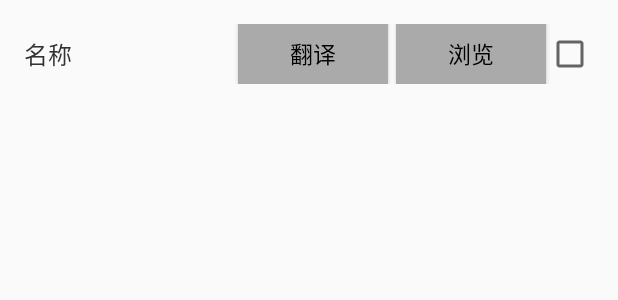
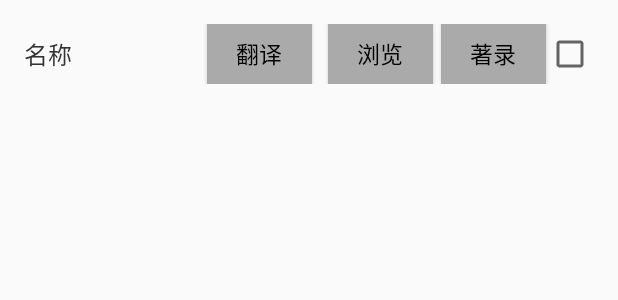
Before and after one commit to z14527/buyingcao, an Android app: the layout listview_item.xml on its own in the app's theme, with its tools: preview values and no code run, on a phone screen of 412 x 824 dp. Shown: the top 300 px of the screen. Run offline under Robolectric (Android 15) with nearby library versions, the phone set to English and light mode, and no system bars.

Commit message:
2019/07/24 16:49:42.2

```diff
--- a/app/src/main/java/com/gyg/buyingcao/CaseFragment.java
+++ b/app/src/main/java/com/gyg/buyingcao/CaseFragment.java
@@ -114,7 +114,7 @@ public class CaseFragment extends Fragment {
         btnOK.setOnClickListener(new View.OnClickListener() {
             @Override
             public void onClick(View view) {
-                strCaseNum = numEText.getText().toString().replaceAll(" |[^0-9]","");
+                strCaseNum = numEText.getText().toString().replaceAll(" |[^0-9X]","");
                 if(strCaseNum.length()<3){
                     Toast.makeText(getActivity(),"申请号格式不对", Toast.LENGTH_LONG).show();
                     return;
@@ -191,7 +191,7 @@ public class CaseFragment extends Fragment {
                             }
                         });
                 } else {
-                    builder.setMessage("无历史数据案例选择");
+                    builder.setMessage("无历史数据案例");
                 }
                 AlertDialog dialog = builder.create();  //创建对话框
                 dialog.setCanceledOnTouchOutside(true); //设置弹出框失去焦点是否隐藏,即点击屏蔽其它地方是否隐藏
--- a/app/src/main/res/layout/listview_item.xml
+++ b/app/src/main/res/layout/listview_item.xml
@@ -17,7 +17,7 @@
     <TextView
         android:id="@+id/tv_select_fanyi"
         style="@style/Widget.AppCompat.Button.Colored"
-        android:layout_width="100dip"
+        android:layout_width="70dip"
         android:layout_height="40dp"
         android:text="翻译"
         android:layout_marginRight="5dp"
@@ -27,9 +27,20 @@
     <TextView
         android:id="@+id/tv_select_view"
         style="@style/Widget.AppCompat.Button.Colored"
-        android:layout_width="100dip"
+        android:layout_width="70dip"
         android:layout_height="40dp"
+        android:layout_marginLeft="5dp"
         android:text="浏览"
+        android:background="@android:color/darker_gray"
+        android:textColor="@android:color/black"
+        android:textSize="15sp" />
+    <TextView
+        android:id="@+id/tv_select_abstract"
+        style="@style/Widget.AppCompat.Button.Colored"
+        android:layout_width="70dip"
+        android:layout_height="40dp"
+        android:layout_marginLeft="5dp"
+        android:text="著录"
         android:background="@android:color/darker_gray"
         android:textColor="@android:color/black"
         android:textSize="15sp" />
```
Also changed, not shown: app/src/main/java/com/gyg/buyingcao/FileSelectActivity.java (+11 -1 lines), app/src/main/java/com/gyg/buyingcao/MainActivity.java (+9 -5 lines).
